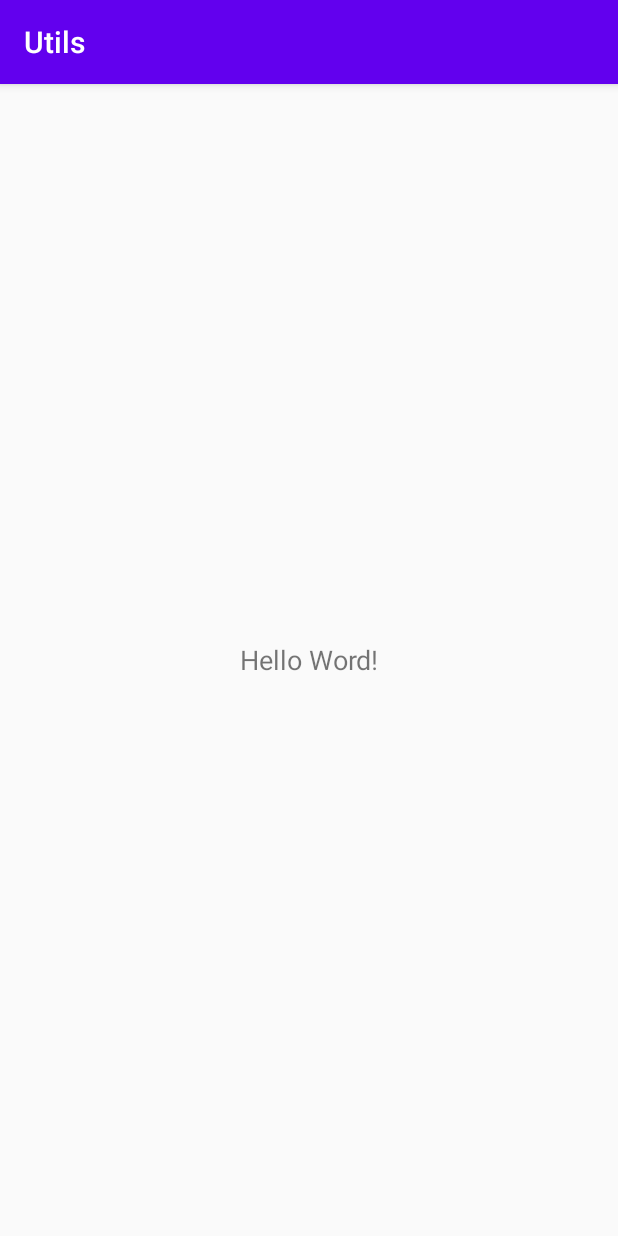
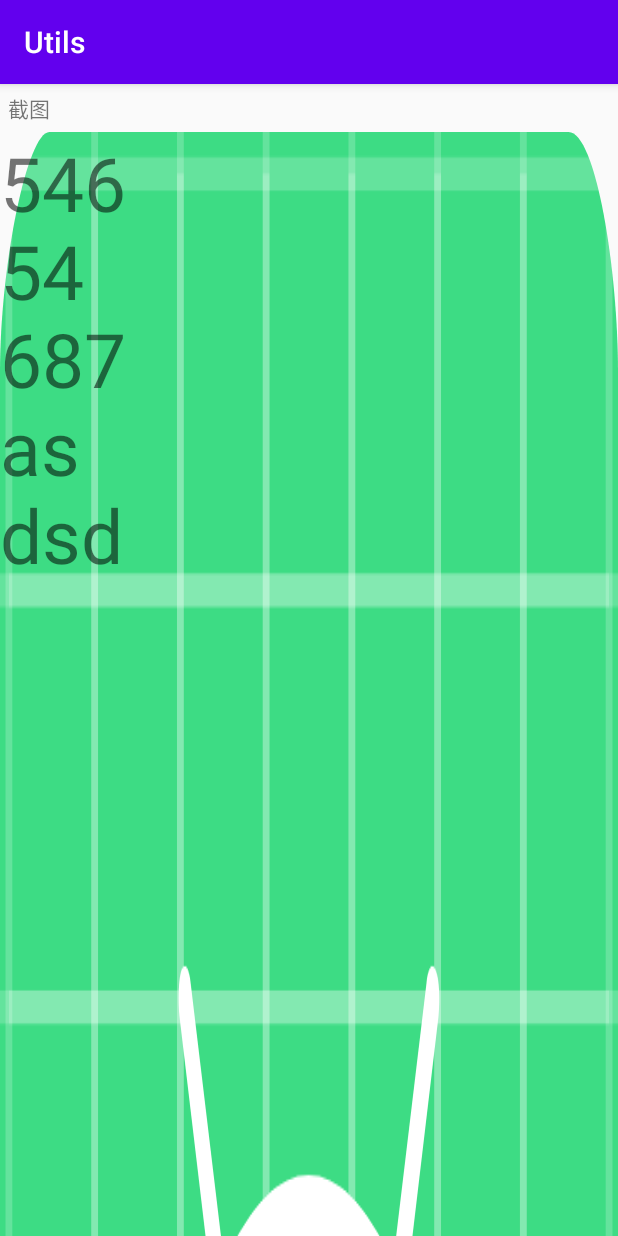
Before and after one commit to Dragon124/Utils, an Android app: the screen it shows after launch (MainActivity), on a phone screen of 412 x 824 dp. Run offline under Robolectric (Android 15) with nearby library versions, the phone set to English and light mode, and no system bars.

Commit message:
1.获取view的bitmap 2.增加水印

```diff
--- a/app/src/main/AndroidManifest.xml
+++ b/app/src/main/AndroidManifest.xml
@@ -1,7 +1,8 @@
 <?xml version="1.0" encoding="utf-8"?>
 <manifest xmlns:android="http://schemas.android.com/apk/res/android"
     package="com.example.utils">
-
+    <uses-permission android:name="android.permission.WRITE_EXTERNAL_STORAGE" />
+    <uses-permission android:name="android.permission.READ_EXTERNAL_STORAGE" />
     <application
         android:allowBackup="true"
         android:icon="@mipmap/ic_launcher"
--- a/app/src/main/res/layout/activity_main.xml
+++ b/app/src/main/res/layout/activity_main.xml
@@ -3,13 +3,44 @@
     xmlns:app="http://schemas.android.com/apk/res-auto"
     xmlns:tools="http://schemas.android.com/tools"
     android:layout_width="match_parent"
-    android:layout_height="match_parent">
+    android:layout_height="match_parent"
+    android:orientation="vertical">
+
+    <ImageView
+        android:id="@+id/iv"
+        android:layout_width="match_parent"
+        android:layout_height="match_parent"
+        android:visibility="gone" />
 
     <TextView
+        android:layout_width="wrap_content"
+        android:layout_height="wrap_content"
+        android:onClick="click"
+        android:padding="5dp"
+        android:text="截图" />
+
+    <androidx.core.widget.NestedScrollView
+        android:id="@+id/sv"
         android:layout_width="match_parent"
-        android:layout_height="match_parent"
-        android:gravity="center"
-        android:text="Hello Word!"
-        android:textSize="18sp" />
+        android:layout_height="match_parent">
 
+        <RelativeLayout
+            android:id="@+id/ll"
+            android:layout_width="match_parent"
+            android:layout_height="wrap_content"
+            android:orientation="vertical">
+
+            <ImageView
+                android:layout_width="match_parent"
+                android:layout_height="2000dp"
+                android:scaleType="fitXY"
+                android:src="@mipmap/ic_launcher" />
+            <TextView
+                android:layout_width="wrap_content"
+                android:layout_height="wrap_content"
+                android:textSize="50sp"
+                android:text="546\n54\n687\nas\ndsd"/>
+        </RelativeLayout>
+
+    </androidx.core.widget.NestedScrollView>
 </LinearLayout>
--- a/app/src/main/res/values/colors.xml
+++ b/app/src/main/res/values/colors.xml
@@ -3,4 +3,5 @@
     <color name="colorPrimary">#6200EE</color>
     <color name="colorPrimaryDark">#3700B3</color>
     <color name="colorAccent">#03DAC5</color>
+    <color name="color_transparency">#99e9e9e9</color>
 </resources>
```
Also changed, not shown: app/src/main/java/com/example/utils/activity/MainActivity.kt (+10 -1 lines), app/src/main/java/com/example/utils/utils/FileUtils.kt (added, +78 -0 lines), app/src/main/java/com/example/utils/utils/ImageUtils.kt (added, +35 -0 lines), app/src/main/java/com/example/utils/utils/WaterMarkUtils.kt (added, +63 -0 lines).
